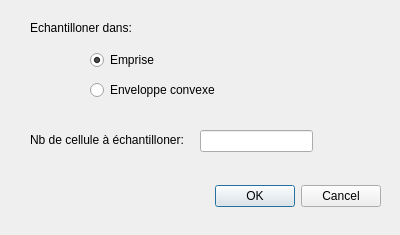
This is editdata/valider_dialog_base.ui in mdvandamme/PoussePousseEditData as Qt 5 draws it before an edit. The edited form follows.
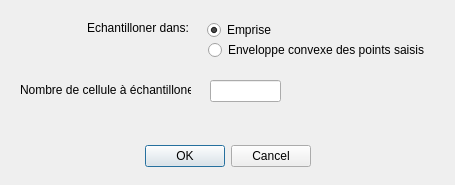
This is the edited form.

Commit message: validation + calcul env convexe

The edit to the form file:
```diff
--- a/editdata/valider_dialog_base.ui
+++ b/editdata/valider_dialog_base.ui
@@ -6,8 +6,8 @@
    <rect>
     <x>0</x>
     <y>0</y>
-    <width>400</width>
-    <height>235</height>
+    <width>455</width>
+    <height>185</height>
    </rect>
   </property>
   <property name="windowTitle">
@@ -16,9 +16,9 @@
   <widget class="QDialogButtonBox" name="buttonBox">
    <property name="geometry">
     <rect>
-     <x>40</x>
-     <y>180</y>
-     <width>341</width>
+     <x>140</x>
+     <y>140</y>
+     <width>171</width>
      <height>32</height>
     </rect>
    </property>
@@ -32,8 +32,8 @@
   <widget class="QRadioButton" name="radioEmprise">
    <property name="geometry">
     <rect>
-     <x>90</x>
-     <y>50</y>
+     <x>207</x>
+     <y>20</y>
      <width>95</width>
      <height>20</height>
     </rect>
@@ -48,20 +48,20 @@
   <widget class="QRadioButton" name="radioEnvConvexe">
    <property name="geometry">
     <rect>
-     <x>90</x>
-     <y>80</y>
-     <width>181</width>
+     <x>208</x>
+     <y>40</y>
+     <width>221</width>
      <height>20</height>
     </rect>
    </property>
    <property name="text">
-    <string>Enveloppe convexe</string>
+    <string>Enveloppe convexe des points saisis</string>
    </property>
   </widget>
   <widget class="QLabel" name="label">
    <property name="geometry">
     <rect>
-     <x>30</x>
+     <x>87</x>
      <y>20</y>
      <width>171</width>
      <height>16</height>
@@ -74,22 +74,22 @@
   <widget class="QLabel" name="label_2">
    <property name="geometry">
     <rect>
-     <x>30</x>
-     <y>132</y>
-     <width>191</width>
-     <height>16</height>
+     <x>20</x>
+     <y>80</y>
+     <width>171</width>
+     <height>20</height>
     </rect>
    </property>
    <property name="text">
-    <string>Nb de cellule à échantilloner:</string>
+    <string>Nombre de cellule à échantilloner:</string>
    </property>
   </widget>
   <widget class="QLineEdit" name="editNbCellTirage">
    <property name="geometry">
     <rect>
-     <x>200</x>
-     <y>130</y>
-     <width>113</width>
+     <x>210</x>
+     <y>80</y>
+     <width>71</width>
      <height>22</height>
     </rect>
    </property>
```
Left out of the diff: 2 changed lines with no effect on the pictures. The commit also changes 14 other files.
